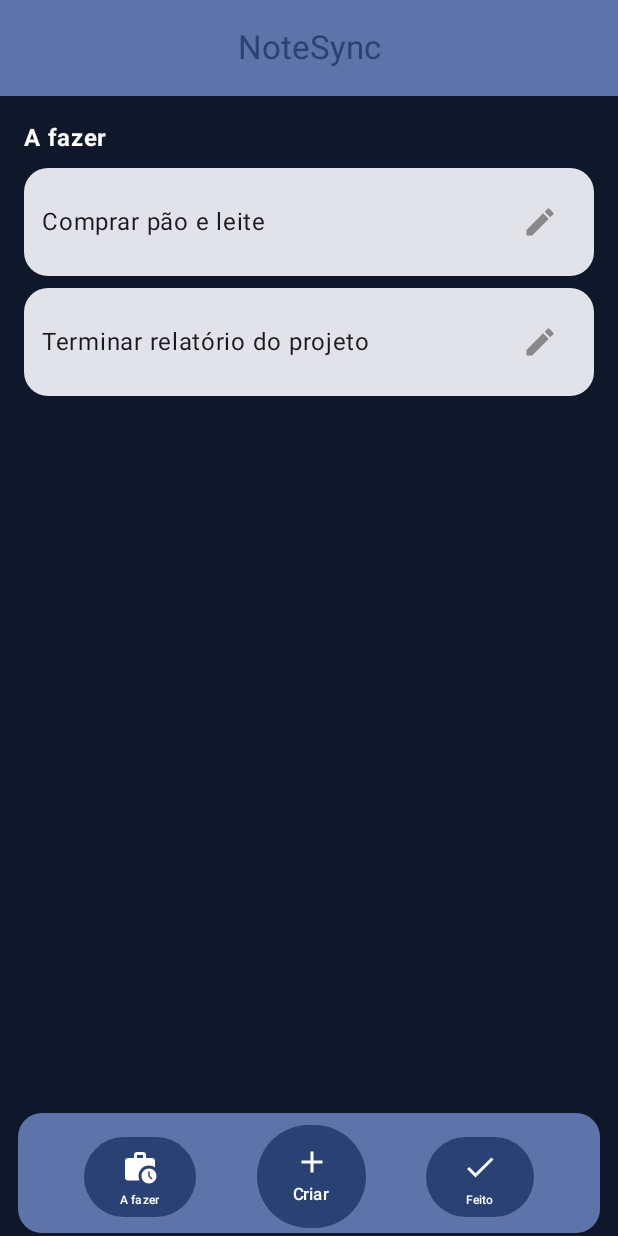
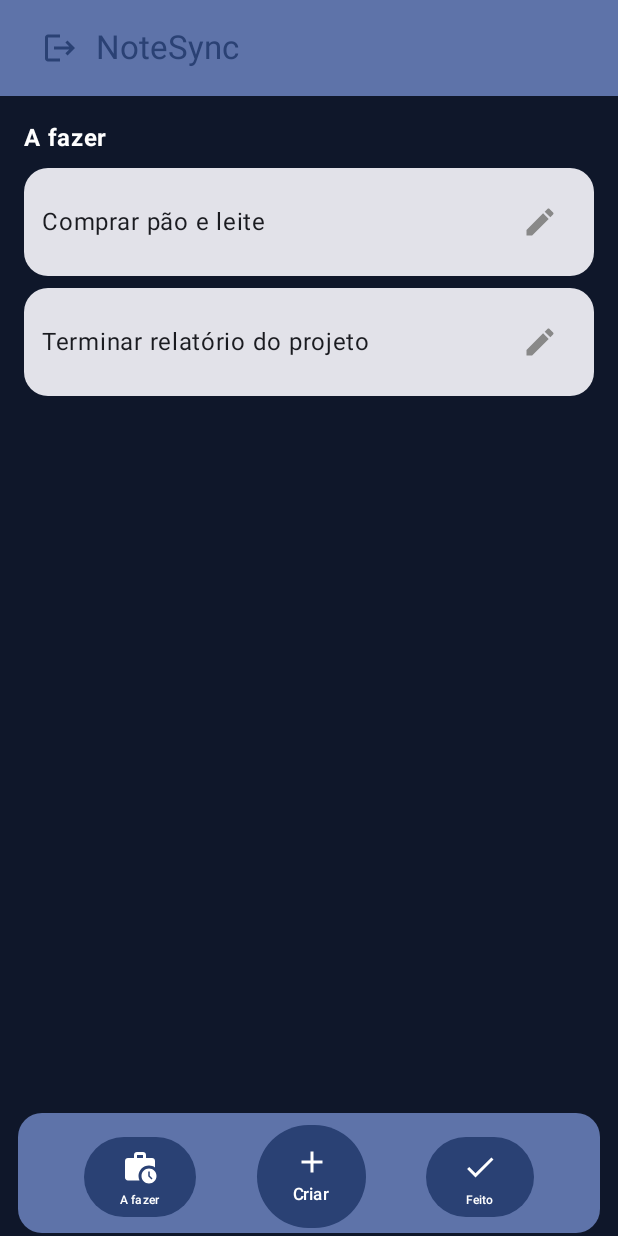
Before and after one commit to heitorfilizzola/Projeto-Mobile, an Android app built with Jetpack Compose: the @Preview function TaskListScreenPreview, on a phone screen of 412 x 824 dp. Run offline under Robolectric (Android 15) with nearby library versions, the phone set to English and light mode, and no system bars.

Commit message:
Refactor: Some ui fixes

```diff
--- a/app/src/main/java/com/filizzola/projeto_mobile/MainActivity.kt
+++ b/app/src/main/java/com/filizzola/projeto_mobile/MainActivity.kt
@@ -27,12 +27,6 @@ class MainActivity : ComponentActivity() {
         setContent {
             ProjetoMobileTheme {
                 val navController = rememberNavController()
-
-                // O estado currentUser pode ser removido, pois não está sendo usado
-                // de forma reativa pela TaskListScreen.
-                // var currentUser by remember { mutableStateOf<User?>(null) }
-
-                // ADICIONADO: Estado para forçar a recomposição da lista de tarefas.
                 var triggerRecomposition by remember { mutableStateOf(0) }
 
                 Scaffold(modifier = Modifier.fillMaxSize()) { innerPadding ->
--- a/app/src/main/java/com/filizzola/projeto_mobile/ui/TaskPage.kt
+++ b/app/src/main/java/com/filizzola/projeto_mobile/ui/TaskPage.kt
@@ -9,6 +9,7 @@ import androidx.compose.material.icons.Icons
 import androidx.compose.material.icons.filled.*
 import androidx.compose.material3.*
 import androidx.compose.runtime.*
+import androidx.compose.runtime.saveable.rememberSaveable
 import androidx.compose.ui.Alignment
 import androidx.compose.ui.Modifier
 import androidx.compose.ui.draw.clip
@@ -25,6 +26,8 @@ import com.filizzola.projeto_mobile.data.UserRepository
 import com.filizzola.projeto_mobile.data.User
 import com.filizzola.projeto_mobile.ui.theme.ProjetoMobileTheme
 import androidx.navigation.compose.rememberNavController
+import androidx.compose.animation.core.animateFloatAsState
+import androidx.compose.ui.draw.scale
 
 @OptIn(ExperimentalMaterial3Api::class, ExperimentalAnimationApi::class)
 @Composable
@@ -34,7 +37,7 @@ fun TaskListScreen(
     onDeleteTask: (taskId: String) -> Unit,
     onToggleTaskStatus: (task: Tarefa) -> Unit
 ) {
-    var telaAtual by remember { mutableStateOf("A fazer") }
+    var telaAtual by rememberSaveable { mutableStateOf("A fazer") }
     val scrollBehavior = TopAppBarDefaults.exitUntilCollapsedScrollBehavior(rememberTopAppBarState())
     val user = UserRepository.allUsers.find { it.id == userId }
     val tarefas by remember(user?.uTaskList) {
@@ -50,7 +53,16 @@ fun TaskListScreen(
                     containerColor = MaterialTheme.colorScheme.primaryContainer.copy(alpha = alpha),
                     titleContentColor = MaterialTheme.colorScheme.primary,
                 ),
-                title = { Text("NoteSync", textAlign = TextAlign.Center) },
+                title = {
+                    Row(
+                        modifier = Modifier.fillMaxWidth(),
+                        verticalAlignment = Alignment.CenterVertically
+                    ){
+                    IconButton(onClick = { navController.popBackStack() }) {
+                        Icon(Icons.Default.Logout, contentDescription = "LogOut")
+                    }
+                    Text("NoteSync", textAlign = TextAlign.Center)}
+                        },
                 scrollBehavior = scrollBehavior
             )
         },
@@ -338,21 +350,29 @@ fun CategoriaSection(
                     state = dismissState,
                     // Define o conteúdo que aparece por trás do item
                     backgroundContent = {
-                        val color = when (dismissState.dismissDirection) {
-                            SwipeToDismissBoxValue.StartToEnd -> Color(0xFF1B5E20) // Verde para "Feito"
-                            SwipeToDismissBoxValue.EndToStart -> Color(0xFFB71C1C) // Vermelho para "Apagar"
-                            else -> Color.Transparent
-                        }
-                        val icon = when (dismissState.dismissDirection) {
+                        val direction = dismissState.dismissDirection ?: return@SwipeToDismissBox
+                        val color by animateColorAsState(
+                            when (direction) {
+                                SwipeToDismissBoxValue.StartToEnd -> Color(0xFF1B5E20) // Verde
+                                SwipeToDismissBoxValue.EndToStart -> Color(0xFFB71C1C) // Vermelho
+                                SwipeToDismissBoxValue.Settled -> Color.Transparent
+                            }, label = "color_animation"
+                        )
+                        val icon = when (direction) {
                             SwipeToDismissBoxValue.StartToEnd -> Icons.Default.Done
                             SwipeToDismissBoxValue.EndToStart -> Icons.Default.Delete
-                            else -> null
+                            SwipeToDismissBoxValue.Settled -> null
                         }
-                        val alignment = when (dismissState.dismissDirection) {
+                        val alignment = when (direction) {
                             SwipeToDismissBoxValue.StartToEnd -> Alignment.CenterStart
                             SwipeToDismissBoxValue.EndToStart -> Alignment.CenterEnd
-                            else -> Alignment.Center
+                            SwipeToDismissBoxValue.Settled -> Alignment.Center
                         }
+
+                        val scale by animateFloatAsState(
+                            if (dismissState.targetValue == SwipeToDismissBoxValue.Settled) 0.75f else 1f,
+                            label = "scale_animation"
+                        )
 
                         Box(
                             modifier = Modifier
```
Also changed, not shown: app/src/main/java/com/filizzola/projeto_mobile/ui/LoginScreen.kt (+20 -8 lines), app/src/main/java/com/filizzola/projeto_mobile/ui/RegisterScreen.kt (+7 -4 lines).
